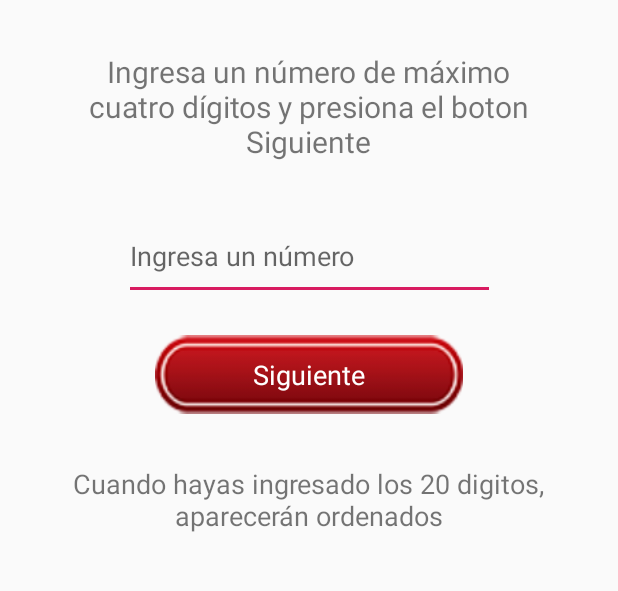
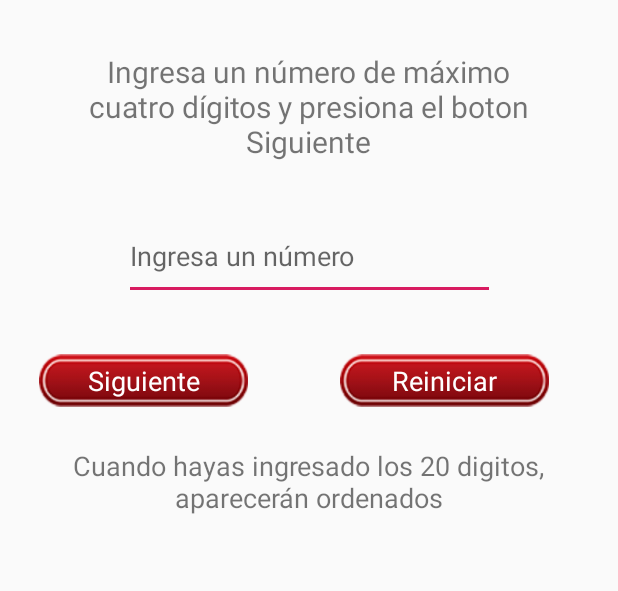
Before and after one commit to LJosueCM/BubbleSortAndroid, an Android app: the screen it shows after launch (MainActivity), on a phone screen of 412 x 824 dp, the part 153-744 px from its top. Run offline under Robolectric (Android 15) with nearby library versions, the phone set to English and light mode, and no system bars.

Commit message:
Añadido reset y reinicio en cada sort

```diff
--- a/app/src/main/java/com/example/ordenamiento/MainActivity.java
+++ b/app/src/main/java/com/example/ordenamiento/MainActivity.java
@@ -21,6 +21,7 @@ public class MainActivity extends AppCompatActivity {
     ImageView btnNext;
     TextView tvVeinte;
     TextView tvOrdenados;
+    ImageView btnReset;
 
     public int contador=20;
 
@@ -38,6 +39,7 @@ public class MainActivity extends AppCompatActivity {
         btnNext = findViewById(R.id.btnNext);
         tvVeinte = findViewById(R.id.tvVeinte);
         tvOrdenados = findViewById(R.id.tvOrdenados);
+        btnReset = findViewById(R.id.btnReset);
 
         btnNext.setOnClickListener(new View.OnClickListener() {
             @Override
@@ -54,12 +56,26 @@ public class MainActivity extends AppCompatActivity {
                     if (contador == 0) {
                        BubbleSort();
                        tvOrdenados.setText(""+ordenados);
+                       contador=20;
+                       numeros = new ArrayList<>();
+                       ordenados = new ArrayList();
                     }
                 }
             }
         });
+
+        btnReset.setOnClickListener(new View.OnClickListener() {
+            @Override
+            public void onClick(View v) {
+                contador=20;
+                numeros = new ArrayList<>();
+                ordenados = new ArrayList();
+                Toast.makeText(MainActivity.this,getResources().getString(R.string.reset1), Toast.LENGTH_LONG).show();
+            }
+        });
     }
 
+    //El algoritmo de ordenamiento elegido es BubbleSort
     public void BubbleSort() {
         Integer[] array = new Integer[numeros.size()];
         numeros.toArray(array);
--- a/app/src/main/res/layout/activity_main.xml
+++ b/app/src/main/res/layout/activity_main.xml
@@ -21,10 +21,10 @@
 
     <ImageView
         android:id="@+id/btnNext"
-        android:layout_width="205dp"
-        android:layout_height="59dp"
-        android:layout_marginTop="20dp"
-        app:layout_constraintEnd_toEndOf="parent"
+        android:layout_width="159dp"
+        android:layout_height="35dp"
+        android:layout_marginStart="16dp"
+        android:layout_marginTop="36dp"
         app:layout_constraintStart_toStartOf="parent"
         app:layout_constraintTop_toBottomOf="@+id/etNumero"
         app:srcCompat="@drawable/boton" />
@@ -69,14 +69,14 @@
         android:id="@+id/tvVeinte"
         android:layout_width="326dp"
         android:layout_height="68dp"
-        android:layout_marginTop="20dp"
+        android:layout_marginTop="16dp"
         android:gravity="center"
         android:text="@string/veinte"
         android:textSize="18sp"
         app:layout_constraintEnd_toEndOf="parent"
         app:layout_constraintHorizontal_bias="0.494"
         app:layout_constraintStart_toStartOf="parent"
-        app:layout_constraintTop_toBottomOf="@+id/btnNext" />
+        app:layout_constraintTop_toBottomOf="@+id/btnReset" />
 
     <TextView
         android:id="@+id/tvOrdenados"
@@ -90,4 +90,28 @@
         app:layout_constraintStart_toStartOf="parent"
         app:layout_constraintTop_toBottomOf="@+id/tvVeinte" />
 
+    <ImageView
+        android:id="@+id/btnReset"
+        android:layout_width="159dp"
+        android:layout_height="35dp"
+        android:layout_marginTop="36dp"
+        android:layout_marginEnd="36dp"
+        app:layout_constraintEnd_toEndOf="parent"
+        app:layout_constraintHorizontal_bias="1.0"
+        app:layout_constraintStart_toEndOf="@+id/btnNext"
+        app:layout_constraintTop_toBottomOf="@+id/etNumero"
+        app:srcCompat="@drawable/boton" />
+
+    <TextView
+        android:id="@+id/tvReset"
+        android:layout_width="wrap_content"
+        android:layout_height="wrap_content"
+        android:text="@string/reset"
+        android:textColor="#FFFFFF"
+        android:textSize="18sp"
+        app:layout_constraintBottom_toBottomOf="@+id/btnReset"
+        app:layout_constraintEnd_toEndOf="@+id/btnReset"
+        app:layout_constraintStart_toStartOf="@+id/btnReset"
+        app:layout_constraintTop_toTopOf="@+id/btnReset" />
+
 </androidx.constraintlayout.widget.ConstraintLayout>
--- a/app/src/main/res/values/strings.xml
+++ b/app/src/main/res/values/strings.xml
@@ -6,4 +6,6 @@
     <string name="boton">Siguiente</string>
     <string name="error">Este campo no puede estar vacío</string>
     <string name="veinte">Cuando hayas ingresado los 20 digitos, aparecerán ordenados</string>
+    <string name="reset">Reiniciar</string>
+    <string name="reset1">Valores reiniciados</string>
 </resources>
```
Also changed, not shown: 1 other file.
